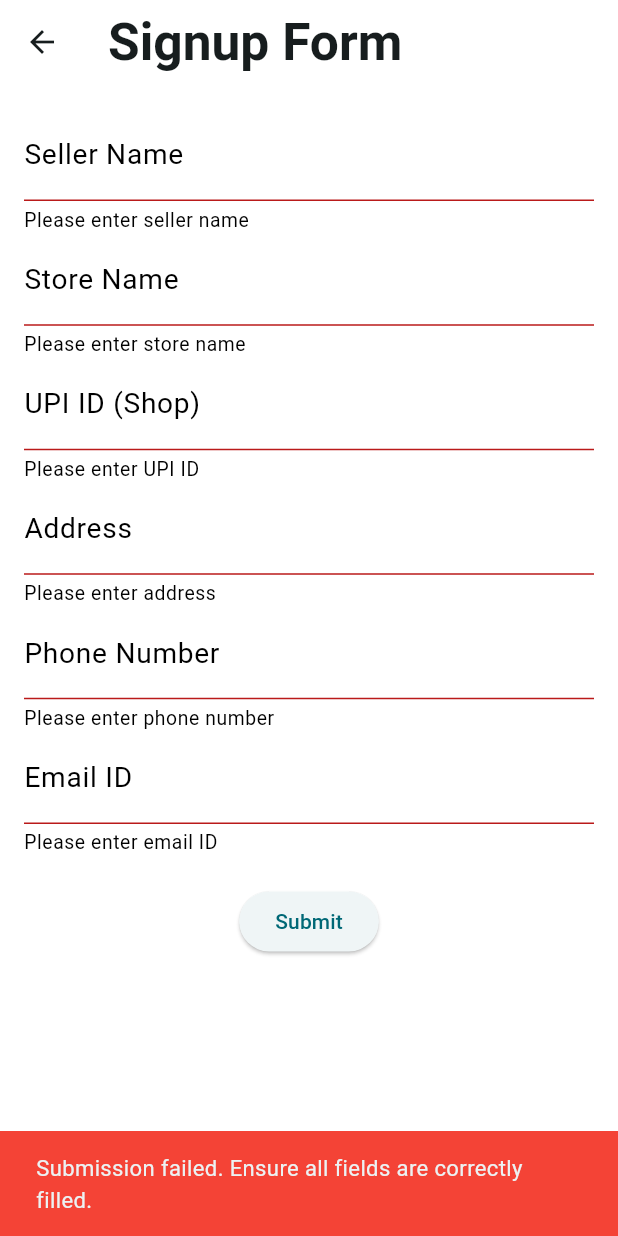
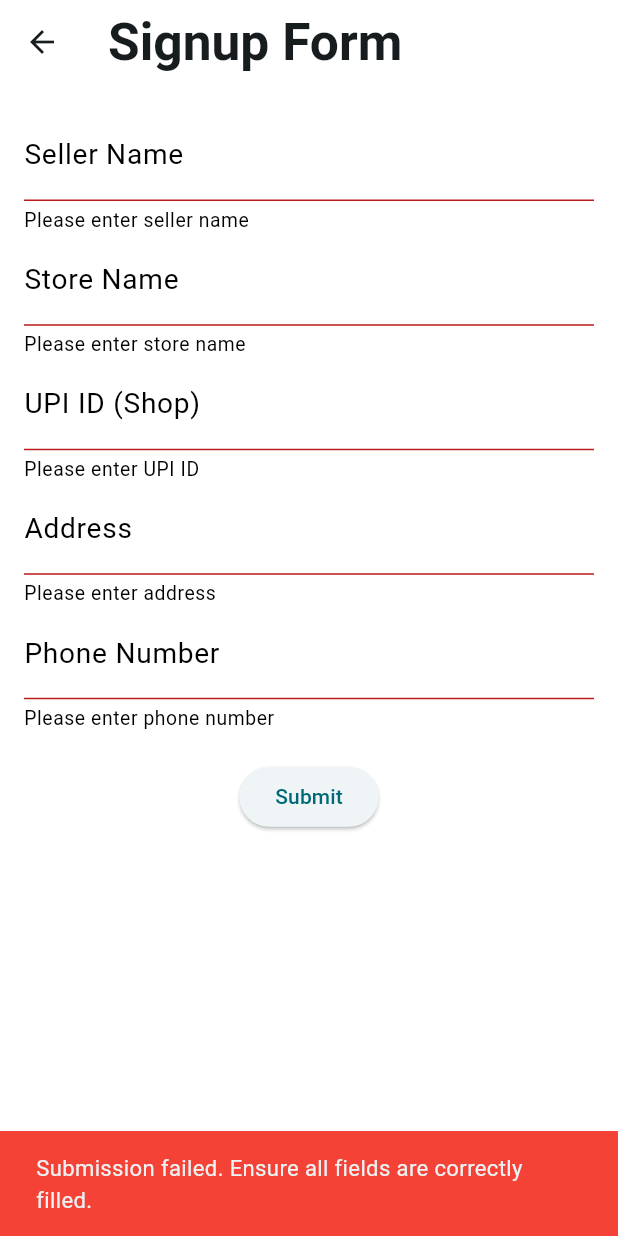
Before and after one commit to rayanry9/NPCI-Hackathon, a Flutter app: the SignUpForm screen opened by its route, after a tap on "Submit", on a phone screen of 412 x 824 dp. Run offline on Flutter 3.47's test engine with Material 3 defaults, Android fonts, the phone set to English and light mode, and no system bars; our stand-ins replace cloud_firestore, firebase_auth, firebase_core, fl_chart, google_fonts, google_sign_in and 1 more; missing offline and left inert: mobile_scanner; accounts and stored records are empty.

Commit message:
Removed email form input

```diff
--- a/lib/models/user_model.dart
+++ b/lib/models/user_model.dart
@@ -61,13 +61,11 @@ class UserModel {
 
   static Map<String, dynamic> toFirestoreForUpdate(
       {String? name,
-      String? email,
       String? phoneNumber,
       String? profilePicUrl,
       String? upiId}) {
     var map = <String, dynamic>{};
     if (name != null) map.putIfAbsent("name", () => name);
-    if (email != null) map.putIfAbsent("email", () => email);
     if (phoneNumber != null) map.putIfAbsent("phoneNumber", () => phoneNumber);
     if (profilePicUrl != null) {
       map.putIfAbsent("profilePicUrl", () => profilePicUrl);
--- a/lib/screens/Seller/signup_form.dart
+++ b/lib/screens/Seller/signup_form.dart
@@ -19,7 +19,6 @@ class SignUpFormState extends State<SignUpForm> {
   String? upiID;
   String? address;
   String? phoneNumber;
-  String? emailId;
   double offerPercent = 10;
   double offerThreshold = 40;
 
@@ -29,7 +28,6 @@ class SignUpFormState extends State<SignUpForm> {
       MyFireBaseAuth()
           .updateUserData(
         name: sellerName,
-        email: emailId,
         phoneNumber: phoneNumber,
       )
           .then((_) {
@@ -168,28 +166,6 @@ class SignUpFormState extends State<SignUpForm> {
                       phoneNumber = val;
                     },
                   ),
-                  TextFormField(
-                    decoration: const InputDecoration(
-                      labelText: "Email ID",
-                      labelStyle: TextStyle(color: Colors.black),
-                      errorStyle: TextStyle(color: Colors.black),
-                    ),
-                    style: TextStyle(color: Colors.black),
-                    keyboardType: TextInputType.emailAddress,
-                    validator: (value) {
-                      if (value == null || value.isEmpty) {
-                        return "Please enter email ID";
-                      } else if (!RegExp(
-                              r'^[a-zA-Z0-9._%+-]+@[a-zA-Z0-9.-]+\.[a-zA-Z]{2,}$')
-                          .hasMatch(value)) {
-                        return "Enter a valid email";
-                      }
-                      return null;
-                    },
-                    onSaved: (val) {
-                      emailId = val;
-                    },
-                  ),
                   const SizedBox(height: 20),
                   ElevatedButton(
                     onPressed: () {
--- a/lib/services/firebase_auth.dart
+++ b/lib/services/firebase_auth.dart
@@ -58,7 +58,6 @@ class MyFireBaseAuth with ChangeNotifier {
     (await _db.collection("users").doc(MyFireBaseAuth().user!.id).update(
         UserModel.toFirestoreForUpdate(
             name: name,
-            email: email,
             phoneNumber: phoneNumber,
             profilePicUrl: profilePicUrl,
             upiId: upiId)));
```
